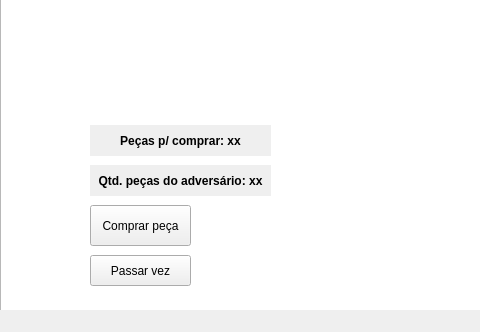
Above: ui/game.ui from cjlcarvalho/domino before the change; both pictures show x 0 to 480 and y 312 to 644 of the 1000 by 644 pixel window. Below: the same form after it.
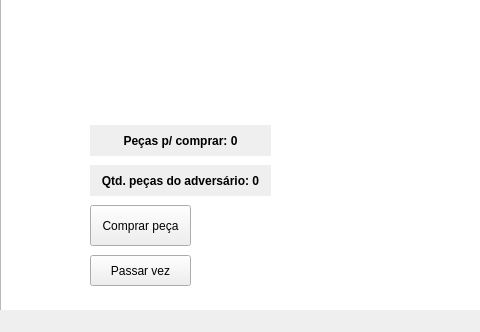
That is the form after the change.

Commit message: Solving segfault in Client initialization. Removing qDebug from code.

Diff of the .ui file:
```diff
--- a/ui/game.ui
+++ b/ui/game.ui
@@ -93,7 +93,7 @@
      <string notr="true"/>
     </property>
     <property name="text">
-     <string>Peças p/ comprar: xx</string>
+     <string>Peças p/ comprar: 0</string>
     </property>
     <property name="alignment">
      <set>Qt::AlignCenter</set>
@@ -124,7 +124,7 @@
      <string notr="true"/>
     </property>
     <property name="text">
-     <string>Qtd. peças do adversário: xx</string>
+     <string>Qtd. peças do adversário: 0</string>
     </property>
     <property name="alignment">
      <set>Qt::AlignCenter</set>
```
Left out of the diff: 2 changed lines with no effect on the pictures. The commit also changes 2 other files.
